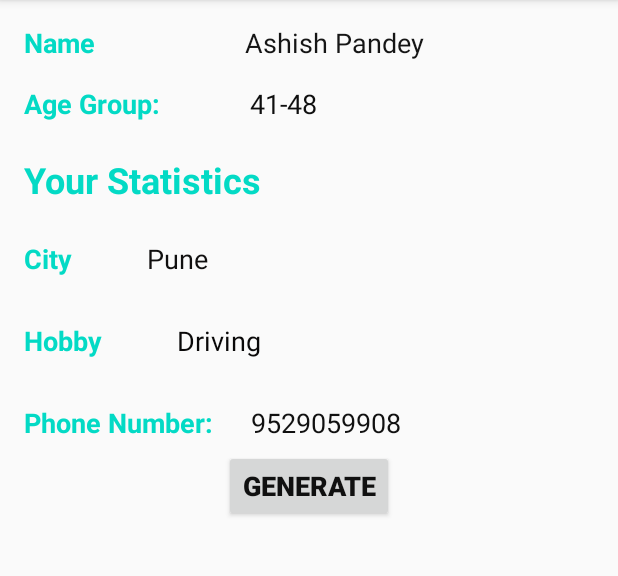
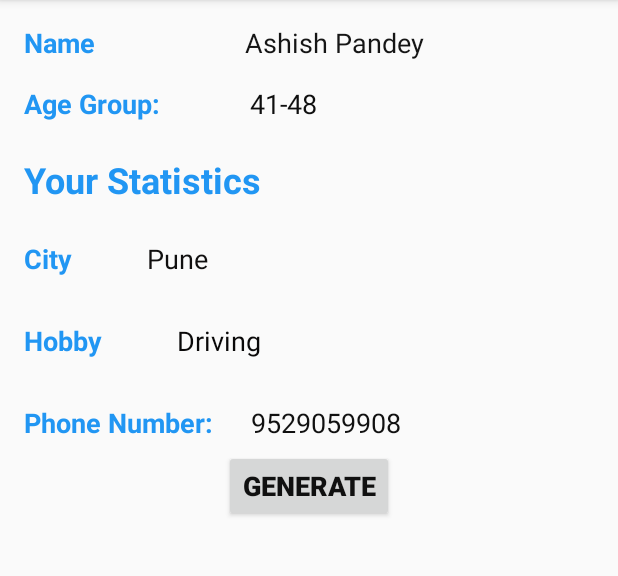
Before and after one commit to palakchanana/ShuffledData, an Android app: the screen it shows after launch (MainActivity), on a phone screen of 412 x 824 dp, the part 84-660 px from its top. Run offline under Robolectric (Android 15) with nearby library versions, the phone set to English and light mode, and no system bars.

Commit message:
Text Colour updated

```diff
--- a/app/src/main/res/layout/activity_main.xml
+++ b/app/src/main/res/layout/activity_main.xml
@@ -28,7 +28,7 @@
                     android:paddingStart="0dp"
                     android:paddingEnd="100dp"
                     android:text="@string/name_label"
-                    android:textColor="@color/colorAccent"
+                    android:textColor="#2196F3"
                     android:textSize="18sp"
                     android:textStyle="bold" />
 
@@ -55,7 +55,7 @@
                     android:paddingStart="0dp"
                     android:paddingEnd="60dp"
                     android:text="@string/age_label"
-                    android:textColor="@color/colorAccent"
+                    android:textColor="#2196F3"
                     android:textSize="18sp"
                     android:textStyle="bold" />
 
@@ -80,7 +80,7 @@
                     android:layout_width="match_parent"
                     android:layout_height="wrap_content"
                     android:text="@string/stat_label"
-                    android:textColor="@color/colorAccent"
+                    android:textColor="#2196F3"
                     android:textSize="24sp"
                     android:textStyle="bold" />
 
@@ -104,7 +104,7 @@
                             android:paddingTop="8dp"
                             android:paddingEnd="50dp"
                             android:text="@string/city"
-                            android:textColor="@color/colorAccent"
+                            android:textColor="#2196F3"
                             android:textSize="18sp"
                             android:textStyle="bold" />
 
@@ -136,7 +136,7 @@
                             android:paddingTop="8dp"
                             android:paddingEnd="50dp"
                             android:text="@string/hobby"
-                            android:textColor="@color/colorAccent"
+                            android:textColor="#2196F3"
                             android:textSize="18sp"
                             android:textStyle="bold" />
 
@@ -166,7 +166,7 @@
                             android:paddingTop="8dp"
                             android:paddingEnd="25dp"
                             android:text="@string/pno_label"
-                            android:textColor="@color/colorAccent"
+                            android:textColor="#2196F3"
                             android:textSize="18sp"
                             android:textStyle="bold" />
 
```
